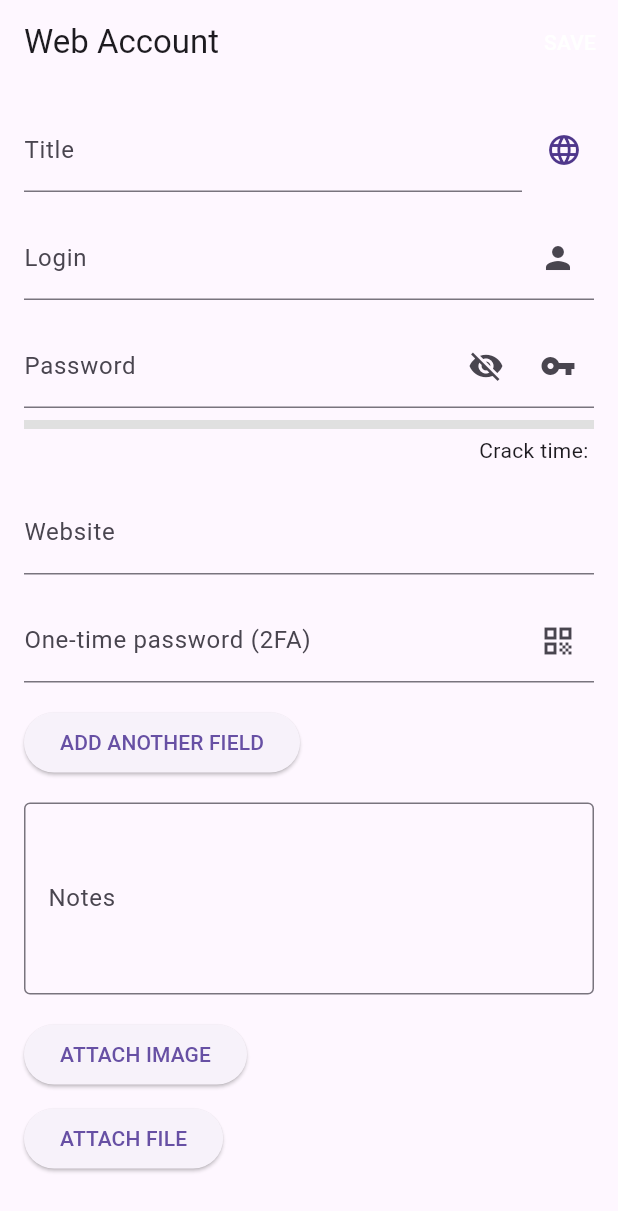
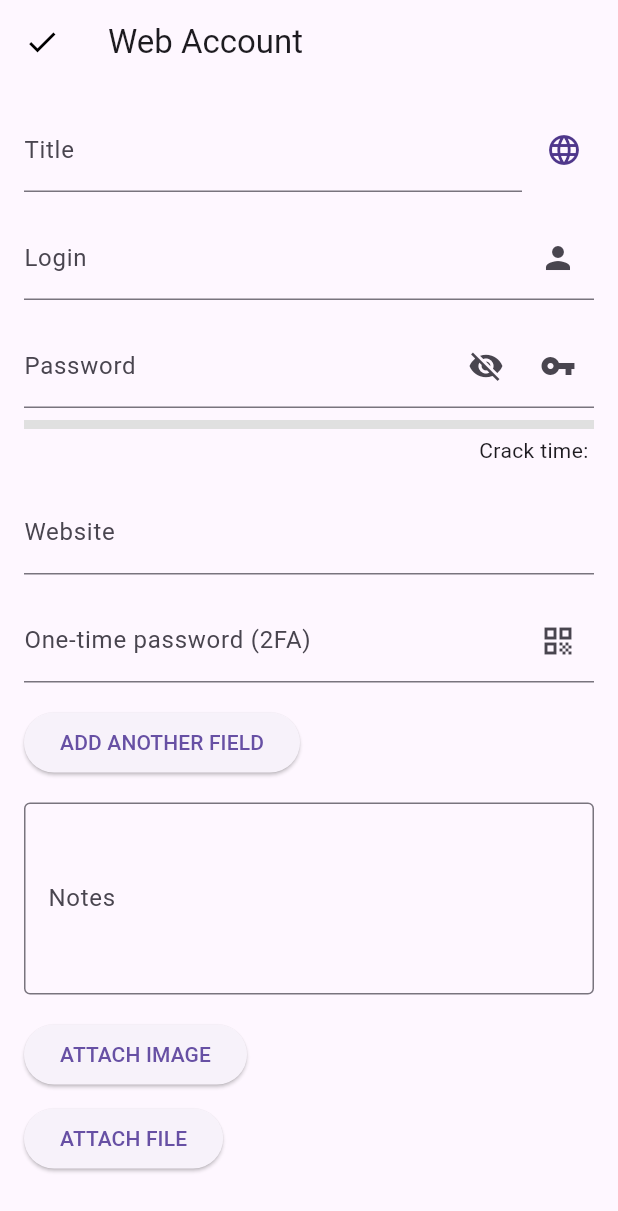
Before and after one commit to MTMBoss/SelfPass, a Flutter app: the WebAccountPage screen opened directly, on a phone screen of 412 x 824 dp. Shown: the top 1211 px of the screen. Run offline on Flutter 3.47's test engine with Material 3 defaults, Android fonts, the phone set to English and light mode, and no system bars; our stand-ins replace font_awesome_flutter, logger; accounts and stored records are empty; network calls fail.

Commit message:
Rimozione del pulsante di salvataggio e aggiunta di un'icona di conferma nella barra dell'app per il salvataggio degli account

```diff
--- a/lib/pages/web_account_page.dart
+++ b/lib/pages/web_account_page.dart
@@ -398,13 +398,12 @@ class WebAccountPageState extends State<WebAccountPage> {
   Widget build(BuildContext context) {
     return Scaffold(
       appBar: AppBar(
+        automaticallyImplyLeading: false,
+        leading: IconButton(
+          icon: const Icon(Icons.check, color: Colors.black),
+          onPressed: _saveAccount,
+        ),
         title: const Text('Web Account'),
-        actions: [
-          TextButton(
-            onPressed: _saveAccount,
-            child: const Text('SAVE', style: TextStyle(color: Colors.white)),
-          ),
-        ],
       ),
       body: SingleChildScrollView(
         padding: const EdgeInsets.all(16),
```
